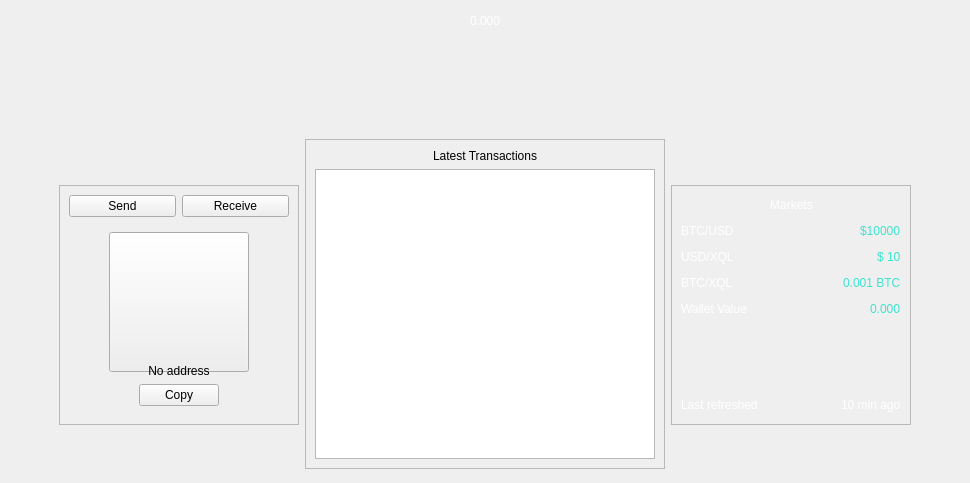
The window that src/qt/forms/dashboardwidget.ui (eons-finance/ALQO) describes before a commit, drawn with Qt 5.
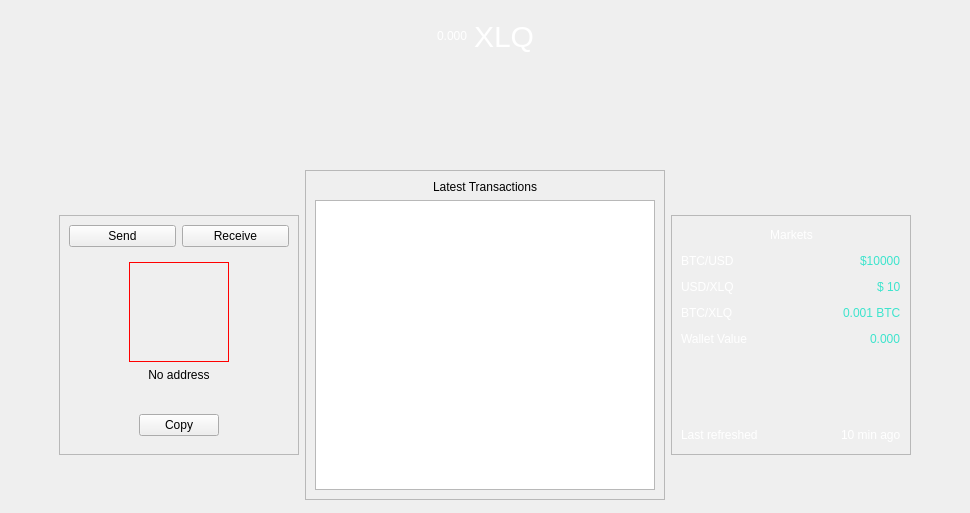
The same window after the commit. The open tabs and pages were chosen to show the change. Custom widgets are drawn as their Qt base class.

Commit message: polish the style and fix some bugs

The edit to the form file:
```diff
--- a/src/qt/forms/dashboardwidget.ui
+++ b/src/qt/forms/dashboardwidget.ui
@@ -7,7 +7,7 @@
     <x>0</x>
     <y>0</y>
     <width>970</width>
-    <height>483</height>
+    <height>513</height>
    </rect>
   </property>
   <property name="sizePolicy">
@@ -39,11 +39,32 @@
        </item>
        <item>
         <widget class="QLabel" name="labelAmountPiv">
+         <property name="styleSheet">
+          <string notr="true"/>
+         </property>
          <property name="text">
           <string>&lt;html&gt;&lt;head/&gt;&lt;body&gt;&lt;p&gt;&lt;span style=&quot; color:#ffffff;&quot;&gt;0.000&lt;/span&gt;&lt;/p&gt;&lt;/body&gt;&lt;/html&gt;</string>
          </property>
         </widget>
        </item>
+       <item>
+        <widget class="QLabel" name="label_4">
+         <property name="styleSheet">
+          <string notr="true">color: white;
+font-size: 30px;
+padding-bottom: 1px;</string>
+         </property>
+         <property name="text">
+          <string>XLQ</string>
+         </property>
+         <property name="alignment">
+          <set>Qt::AlignBottom|Qt::AlignHCenter</set>
+         </property>
+         <property name="margin">
+          <number>0</number>
+         </property>
+        </widget>
+       </item>
        <item>
         <spacer name="horizontalSpacer_10">
          <property name="orientation">
@@ -158,7 +179,7 @@
              </layout>
             </item>
             <item>
-             <widget class="QStackedWidget" name="stackedWidget">
+             <widget class="QSlideStackedWidget" name="stackedWidget">
               <property name="currentIndex">
                <number>0</number>
               </property>
@@ -225,7 +246,7 @@
                   <item>
                    <widget class="QLabel" name="labelSendAddress">
                     <property name="text">
-                     <string>&lt;html&gt;&lt;head/&gt;&lt;body&gt;&lt;p&gt;&lt;span style=&quot; font-size:9pt; color:#ffffff;&quot;&gt;AA&lt;/span&gt;&lt;/p&gt;&lt;/body&gt;&lt;/html&gt;</string>
+                     <string/>
                     </property>
                    </widget>
                   </item>
@@ -356,6 +377,9 @@
               </widget>
               <widget class="QWidget" name="receive">
                <layout class="QVBoxLayout" name="verticalLayout_7">
+                <property name="topMargin">
+                 <number>9</number>
+                </property>
                 <item>
                  <layout class="QVBoxLayout" name="verticalLayout_9">
                   <item>
@@ -370,23 +394,26 @@
                       </property>
                       <property name="minimumSize">
                        <size>
-                        <width>140</width>
-                        <height>140</height>
+                        <width>100</width>
+                        <height>100</height>
                        </size>
                       </property>
                       <property name="maximumSize">
                        <size>
-                        <width>140</width>
-                        <height>140</height>
+                        <width>100</width>
+                        <height>100</height>
                        </size>
                       </property>
+                      <property name="styleSheet">
+                       <string notr="true">border:1px solid red;</string>
+                      </property>
                       <property name="text">
                        <string/>
                       </property>
                       <property name="iconSize">
                        <size>
-                        <width>70</width>
-                        <height>70</height>
+                        <width>100</width>
+                        <height>100</height>
                        </size>
                       </property>
                      </widget>
@@ -415,6 +442,19 @@
                     </property>
                    </widget>
                   </item>
+                  <item>
+                   <spacer name="verticalSpacer_9">
+                    <property name="orientation">
+                     <enum>Qt::Vertical</enum>
+                    </property>
+                    <property name="sizeHint" stdset="0">
+                     <size>
+                      <width>20</width>
+                      <height>40</height>
+                     </size>
+                    </property>
+                   </spacer>
+                  </item>
                   <item>
                    <layout class="QHBoxLayout" name="horizontalLayout_4">
                     <item>
@@ -669,7 +709,7 @@
                    <string notr="true"/>
                   </property>
                   <property name="text">
-                   <string>USD/XQL</string>
+                   <string>USD/XLQ</string>
                   </property>
                  </widget>
                 </item>
@@ -706,7 +746,7 @@
                    <string notr="true"/>
                   </property>
                   <property name="text">
-                   <string>BTC/XQL</string>
+                   <string>BTC/XLQ</string>
                   </property>
                  </widget>
                 </item>
@@ -855,6 +895,14 @@
    </item>
   </layout>
  </widget>
+ <customwidgets>
+  <customwidget>
+   <class>QSlideStackedWidget</class>
+   <extends>QStackedWidget</extends>
+   <header>qt/qslidestakingwidget.h</header>
+   <container>1</container>
+  </customwidget>
+ </customwidgets>
  <resources/>
  <connections/>
 </ui>
```
The commit also changes 24 other files.
